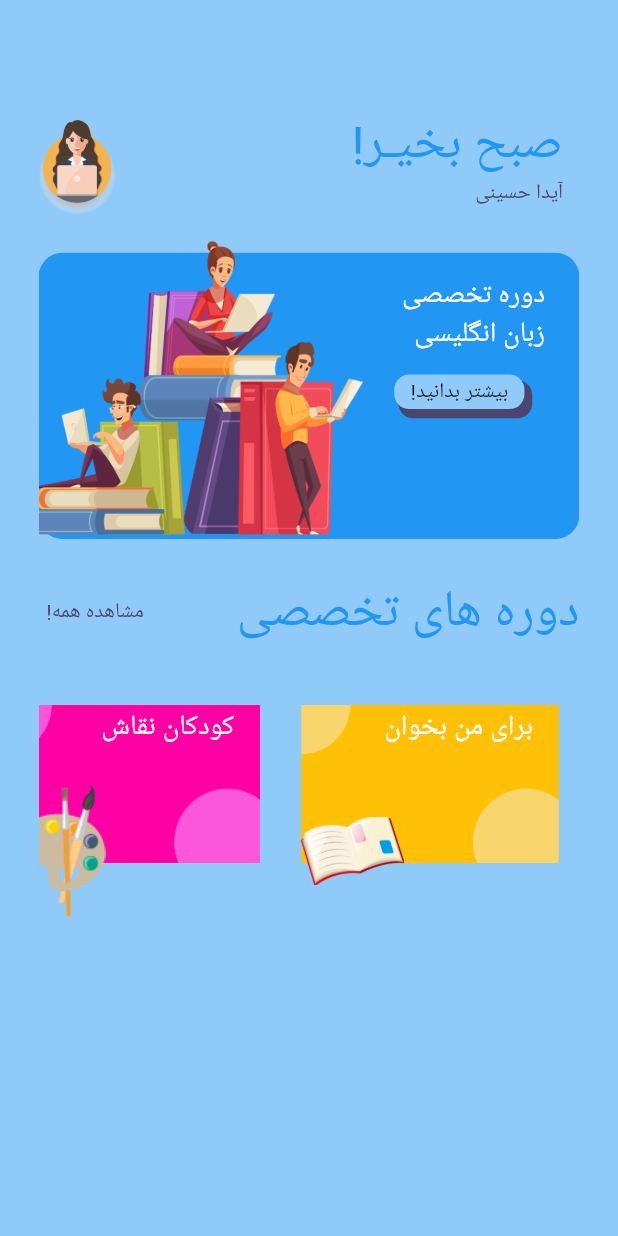
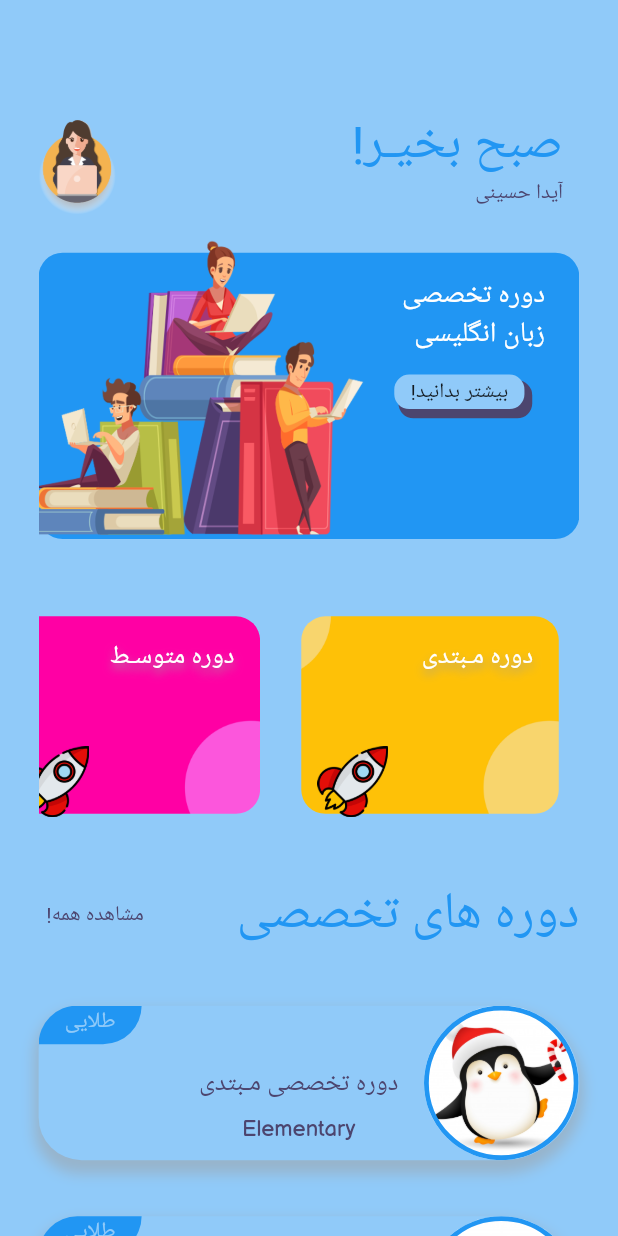
Before and after one commit to hamidAslami/language, a Flutter app: the HomePage screen opened directly, on a phone screen of 412 x 824 dp. Run offline on Flutter 3.47's test engine with Material 2 defaults, Android fonts, the phone set to English and light mode, and no system bars; our stand-ins replace animated_bottom_navigation_bar, flare_flutter, lottie, page_transition, pin_code_fields.

Commit message:
Add Cart Box

```diff
--- a/lib/fakeData.dart
+++ b/lib/fakeData.dart
@@ -1,11 +1,26 @@
+import 'package:flutter_language_app/models/cart_box.dart';
 import 'package:flutter_language_app/models/category_model.dart';
 
-List categoryList(){
+List categoryList() {
   List<CategoryModel> categoryCard = new List();
 
-  categoryCard.add(CategoryModel('assets/background_category_card_1.jpg','برای من بخوان','assets/image_category_1.png'));
-  categoryCard.add(CategoryModel('assets/background_category_card_2.jpg','کودکان نقاش','assets/image_category_2.png'));
-  categoryCard.add(CategoryModel('assets/background_category_card_3.jpg','Read to Me','assets/image_category_1.png'));
+  categoryCard.add(CategoryModel('assets/background_category_card_1.jpg',
+      'دوره مـبتدی', 'assets/rocket.png'));
+  categoryCard.add(CategoryModel('assets/background_category_card_2.jpg',
+      'دوره متوسـط', 'assets/rocket.png'));
+  categoryCard.add(CategoryModel('assets/background_category_card_3.jpg',
+      'دوره پیشرفتـه', 'assets/rocket.png'));
 
   return categoryCard;
 }
+
+List cartBoxList() {
+  List<CartBoxModel> cartBox = new List();
+  cartBox.add(CartBoxModel(
+      "assets/Penguin3.jpg", "دوره تخصصی مـبتدی", "Elementary", "طلایی"));
+  cartBox.add(CartBoxModel(
+      "assets/Penguin2.jpg", "دوره تخصصی متوسـط", "Intermediate", "طلایی"));
+  cartBox.add(CartBoxModel(
+      "assets/Penguin.jpg", "دوره تخصصی پیشرفتـه", "Advanced", "طلایی"));
+  return cartBox;
+}
--- a/lib/main.dart
+++ b/lib/main.dart
@@ -26,7 +26,7 @@
       debugShowCheckedModeBanner: false,
       title: 'Flutter Demo',
       theme: appTheme(context),
-      home: LessonPage(),
+      home: HomePage(),
     );
   }
 }
--- /dev/null
+++ b/lib/models/cart_box.dart
@@ -0,0 +1,8 @@
+class CartBoxModel {
+  String imageBox;
+  String textTitle;
+  String subTitles;
+  String textBox;
+
+  CartBoxModel(this.imageBox, this.textTitle, this.subTitles, this.textBox);
+}
--- a/lib/pages/home_page.dart
+++ b/lib/pages/home_page.dart
@@ -1,8 +1,12 @@
 import 'dart:ui';
 
+import 'package:flutter/cupertino.dart';
 import 'package:flutter/material.dart';
+
 import 'package:flutter_language_app/fakeData.dart';
+import 'package:flutter_language_app/models/cart_box.dart';
 import 'package:flutter_language_app/models/category_model.dart';
+
 import 'package:flutter_language_app/theme/dimens.dart';
 
 class HomePage extends StatelessWidget {
@@ -14,7 +18,9 @@
       textDirection: TextDirection.rtl,
       child: Scaffold(
         backgroundColor: theme.backgroundColor,
-        body: Container(
+        body: SingleChildScrollView(
+          physics: BouncingScrollPhysics(),
+          child: Container(
             margin: EdgeInsets.only(
                 top: xlargeSize(context),
                 right: standardSize(context),
@@ -57,8 +63,8 @@
                     children: [
                       Positioned.fill(
                           child: Container(
-                      margin:
-                          EdgeInsets.symmetric(vertical: standardSize(context)),
+                        margin: EdgeInsets.symmetric(
+                            vertical: standardSize(context)),
                         width: fullWidth(context),
                         height: fullHeight(context) / 3.4,
                         decoration: BoxDecoration(
@@ -113,24 +119,32 @@
                                   ),
                                 ),
                               ),
-                          )
+                            ),
                           ],
                         ),
                       ),
                     ],
                   ),
                 ),
-              //  SingleChildScrollView(
-              //    scrollDirection: Axis.horizontal,
-              //    physics: BouncingScrollPhysics(),
-              //    child: Row(
-              //      children: [],
-              //    ),
-              //  ),
+                Container(
+                  width: fullWidth(context),
+                  height: fullHeight(context) / 4.5,
+                  child: ListView.builder(
+                    padding: EdgeInsets.all(0),
+                    shrinkWrap: true,
+                    physics: BouncingScrollPhysics(),
+                    scrollDirection: Axis.horizontal,
+                    itemCount: categoryList().length,
+                    itemBuilder: (context, index) =>
+                        categoryCard(categoryList()[index], context),
+                  ),
+                ),
                 Row(
                   mainAxisAlignment: MainAxisAlignment.spaceBetween,
                   children: [
                     Container(
+                      margin:
+                          EdgeInsets.symmetric(vertical: mediumSize(context)),
                       child: Text("دوره های تخصصی",
                           style: theme.textTheme.headline4.copyWith(
                             color: theme.primaryColor,
@@ -155,20 +169,18 @@
                   ],
                 ),
                 Container(
-                width: fullWidth(context),
-                height: fullHeight(context)/4.5,
                   child: ListView.builder(
-                  padding:
-                  EdgeInsets.symmetric(horizontal: 0),
+                    padding: EdgeInsets.only(bottom: mediumSize(context)),
+                    physics: BouncingScrollPhysics(),
+                    scrollDirection: Axis.vertical,
                     shrinkWrap: true,
-                  physics: BouncingScrollPhysics(),
-                  scrollDirection: Axis.horizontal,
-                  itemCount: categoryList().length,
+                    itemCount: cartBoxList().length,
                     itemBuilder: (context, index) =>
-                      categoryCard(categoryList()[index], context),
+                        cartBox(cartBoxList()[index], context),
                   ),
                 ),
               ],
+            ),
           ),
         ),
       ),
@@ -176,34 +188,37 @@
   }
 }
 
+////////////// Widget Category Card //////////////
 
 Widget categoryCard(CategoryModel category, BuildContext context) {
   var theme = Theme.of(context);
   return Container(
     margin: EdgeInsets.symmetric(horizontal: smallSize(context)),
-    width: fullWidth(context)/2.4,
+    width: fullWidth(context) / 2.4,
     height: fullHeight(context) / 4.5,
     child: Stack(
       children: [
         Positioned.fill(
             child: Container(
-              margin:
-              EdgeInsets.symmetric(vertical: standardSize(context)),
-              width: fullWidth(context)/2.5,
+          margin: EdgeInsets.symmetric(vertical: standardSize(context)),
+          width: fullWidth(context) / 2.5,
           height: fullHeight(context) / 3,
           decoration: BoxDecoration(
               image: DecorationImage(
-                      image: AssetImage(category.backgroundImage)
-                  ),
-                  borderRadius: BorderRadius.circular(smallSize(context))),
+                  image: AssetImage(category.backgroundImage),
+                  fit: BoxFit.cover),
+              borderRadius: BorderRadius.circular(16)),
         )),
         Positioned(
-          right: fullHeight(context)/8,
-          top: fullHeight(context)/13,
+          right: fullHeight(context) / 8,
+          top: fullHeight(context) / 13,
           left: 0,
           bottom: -standardSize(context),
           child: Container(
-            child: Image.asset(category.image),
+            child: Image.asset(
+              category.image,
+              scale: xSmallSize(context),
+            ),
           ),
         ),
         Positioned(
@@ -211,12 +226,116 @@
           top: fullHeight(context) / 20,
           child: Container(
             child: Text(category.title,
-                style: theme.textTheme.bodyText1.copyWith(
+                style: theme.textTheme.headline4.copyWith(
                   color: Color(0xffffffff),
-                    fontSize: mediumSize(context))),
+                  fontSize: fullWidth(context) / 24,
+                  shadows: [
+                    BoxShadow(
+                      color: Colors.grey.withOpacity(1),
+                      spreadRadius: 5,
+                      blurRadius: 7,
+                      offset: Offset(0, 3), // changes position of shadow
+                    ),
+                  ],
+                )),
           ),
         ),
       ],
     ),
   );
 } // Category card
+
+Widget cartBox(
+  CartBoxModel cartBoxModel,
+  BuildContext context,
+) {
+  var theme = Theme.of(context);
+  return Container(
+    margin: EdgeInsets.symmetric(vertical: mediumSize(context)),
+    height: fullHeight(context) / 8,
+    width: fullWidth(context),
+    decoration: BoxDecoration(
+      color: theme.backgroundColor,
+      borderRadius: BorderRadius.only(
+          topLeft: Radius.circular(fullWidth(context) / 1.8),
+          bottomLeft: Radius.circular(fullWidth(context) / 1.8),
+          bottomRight: Radius.circular(fullWidth(context)),
+          topRight: Radius.circular(fullWidth(context))),
+      boxShadow: [
+        BoxShadow(
+          color: Colors.grey.withOpacity(0.5),
+          spreadRadius: 3,
+          blurRadius: 7,
+          offset: Offset(0, 6), // changes position of shadow
+        ),
+      ],
+    ),
+    child: Stack(
+      children: [
+        Positioned(
+          right: -3.6,
+          bottom: 0,
+          top: 0,
+          child: Container(
+            height: fullHeight(context) / 7.4,
+            width: fullHeight(context) / 7.4,
+            decoration: BoxDecoration(
+              shape: BoxShape.circle,
+              image: DecorationImage(
+                  fit: BoxFit.cover, image: AssetImage(cartBoxModel.imageBox)),
+              border: Border.all(
+                color: theme.primaryColor,
+                width: 3.2,
+              ),
+            ),
+          ),
+        ),
+        Container(
+          margin: EdgeInsets.only(right: smallSize(context)),
+          child: Align(
+            alignment: Alignment.center,
+            child: Text(cartBoxModel.textTitle,
+                style: theme.textTheme.headline4.copyWith(
+                    fontSize: fullWidth(context) / 24,
+                    color: Color(0xff4c456f))),
+          ),
+        ),
+        Container(
+          margin: EdgeInsets.only(
+              bottom: xSmallSize(context), right: smallSize(context)),
+          child: Align(
+            alignment: Alignment.bottomCenter,
+            child: Text(cartBoxModel.subTitles,
+                style: theme.textTheme.bodyText2.copyWith(
+                  fontSize: fullWidth(context) / 28,
+                  color: Color(
+                    0xff4c456f,
+                  ),
+                  fontFamily: 'balsamiq',
+                )),
+          ),
+        ),
+        Align(
+          alignment: Alignment(-1, -1),
+          child: Container(
+            child: Text(
+              cartBoxModel.textBox,
+              style: theme.textTheme.headline4.copyWith(
+                  color: theme.backgroundColor,
+                  fontSize: fullWidth(context) / 28),
+              textAlign: TextAlign.center,
+            ),
+            height: standardSize(context),
+            width: xlargeSize(context),
+            decoration: BoxDecoration(
+              color: theme.primaryColor,
+              borderRadius: BorderRadius.only(
+                  topLeft: Radius.circular(fullWidth(context) / 9),
+                  bottomRight: Radius.circular(fullWidth(context) / 9)),
+            ),
+          ),
+        ),
+      ],
+    ),
+  );
+}
--- a/lib/pages/main_page.dart
+++ b/lib/pages/main_page.dart
@@ -1,6 +1,8 @@
 import 'package:animated_bottom_navigation_bar/animated_bottom_navigation_bar.dart';
 import 'package:flutter/cupertino.dart';
 import 'package:flutter/material.dart';
+
+import 'home_page.dart';
 
 class MainPage extends StatefulWidget {
   @override
@@ -48,7 +50,7 @@
   Widget bodyWidget() {
     switch (_index) {
       case 0:
-      // return HomePage();
+       return HomePage();
       /*case 1:
         return DesignApp();
       case 2:
@@ -58,7 +60,7 @@
       // case 4:
       //   return ProfilePage();
       default:
-      // return HomePage();
+       return HomePage();
     }
   }
 
```
Also changed, not shown: lib/pages/bas/login_page.dart (+6 -5 lines), assets/Book2.png (added), assets/English.jpg (added), assets/Penguin.jpg (added), assets/Penguin2.jpg (added), assets/Penguin3.jpg (added), assets/homework.png (added), assets/rocket.png (added), assets/startup.png (added). Lines whose indentation alone changed are shown as unchanged.
